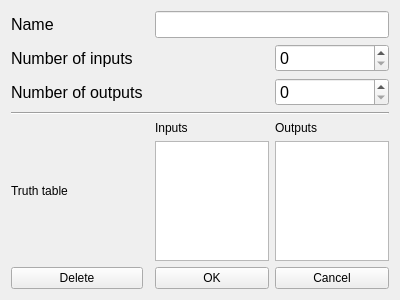
Above: logical_element_properties.ui from RomanovAG/Project-practice-ICIS-December before the change. Below: the same form after it.
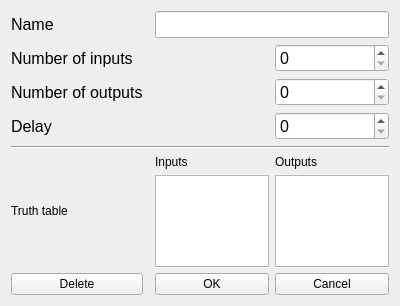
That is the form after the change.

```diff
--- a/logical_element_properties.ui
+++ b/logical_element_properties.ui
@@ -7,7 +7,7 @@
     <x>0</x>
     <y>0</y>
     <width>400</width>
-    <height>300</height>
+    <height>306</height>
    </rect>
   </property>
   <property name="windowTitle">
@@ -47,6 +47,18 @@
        </property>
       </widget>
      </item>
+     <item>
+      <widget class="QLabel" name="label_7">
+       <property name="font">
+        <font>
+         <pointsize>12</pointsize>
+        </font>
+       </property>
+       <property name="text">
+        <string>Delay</string>
+       </property>
+      </widget>
+     </item>
     </layout>
    </item>
    <item row="2" column="0" rowspan="2" colspan="4">
@@ -117,6 +129,15 @@
        </property>
       </widget>
      </item>
+     <item>
+      <widget class="QSpinBox" name="delayBox">
+       <property name="font">
+        <font>
+         <pointsize>12</pointsize>
+        </font>
+       </property>
+      </widget>
+     </item>
     </layout>
    </item>
    <item row="4" column="2" colspan="2">
```
